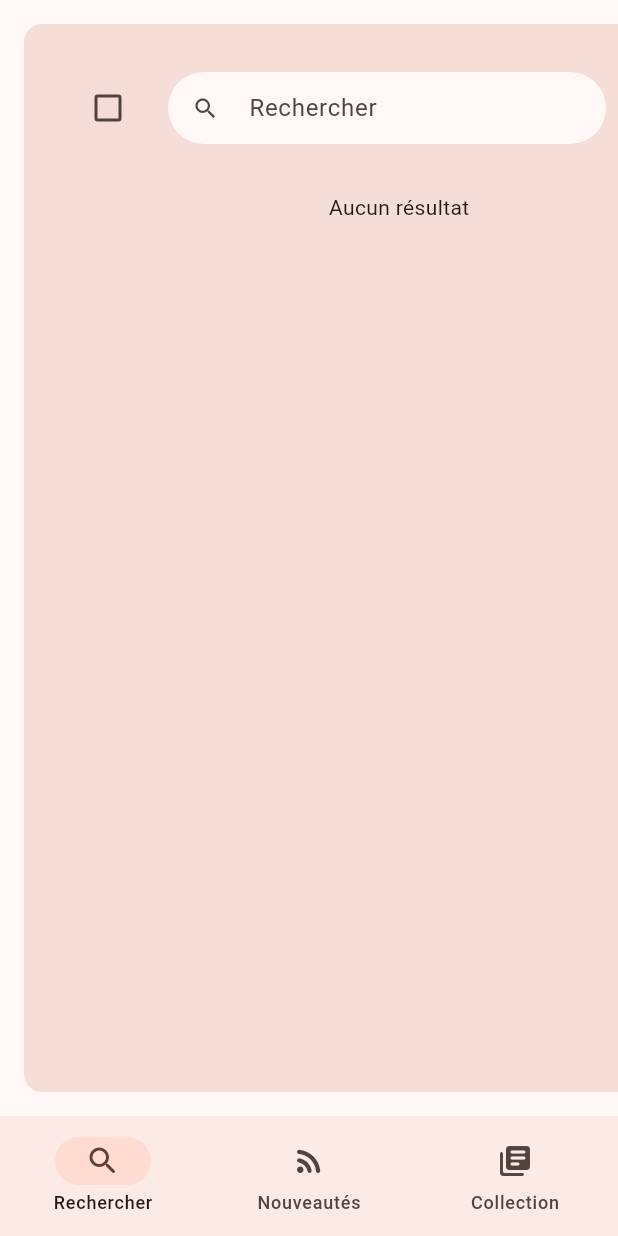
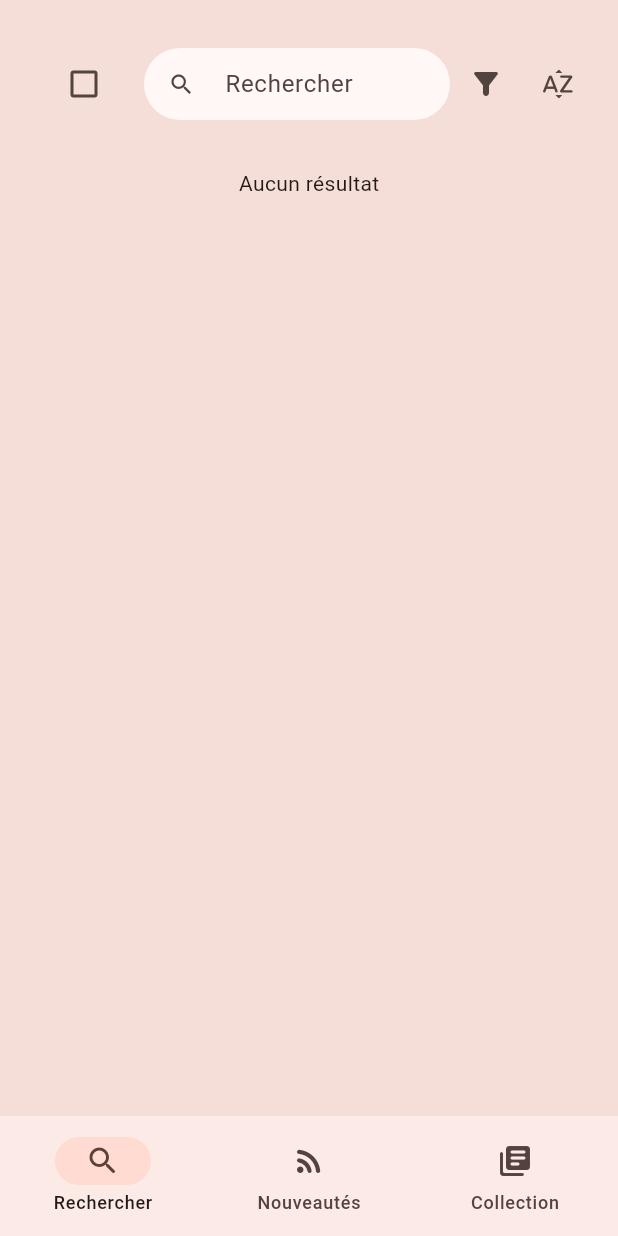
Before and after one commit to cs3991/research_assistant, a Flutter app: the screen it shows after launch, on a phone screen of 412 x 824 dp. Run offline on Flutter 3.47's test engine with Material 2 defaults, Android fonts, the light colour scheme and no system bars; our stand-ins replace bloc, flutter_bloc; generated files the repository leaves out were written again.

Commit message:
stack layout for phones

```diff
--- a/lib/navigation/view/layout_navigation.dart
+++ b/lib/navigation/view/layout_navigation.dart
@@ -5,7 +5,9 @@ import 'package:research_assistant/publication_details/view/publication_details.
 import 'package:research_assistant/search/view/search.dart';
 
 class LayoutNavigation extends StatelessWidget {
-  const LayoutNavigation({super.key});
+  LayoutNavigation({super.key});
+
+  final _scrollController = ScrollController();
 
   @override
   Widget build(BuildContext context) {
@@ -17,9 +19,13 @@ class LayoutNavigation extends StatelessWidget {
             builder: (context, state) {
               return LayoutBuilder(
                 builder: (context, constraints) {
-                  // return constraints.maxWidth > 900
-                  //     ?
-                  return ListView.builder(
+                  return constraints.maxWidth > 900
+                      ? Scrollbar(
+                          controller: _scrollController,
+                          thumbVisibility: true,
+                          trackVisibility: true,
+                          child: ListView.builder(
+                            controller: _scrollController,
                             scrollDirection: Axis.horizontal,
                             itemCount: state.stack.length,
                             itemBuilder: (context, index) {
@@ -42,21 +48,52 @@ class LayoutNavigation extends StatelessWidget {
                                   ),
                                 );
                               } else if (state.stack[index] is PublicationDetailsPage) {
-                        return PublicationDetails();
+                                return PublicationDetails(
+                                  work: (state.stack[index] as PublicationDetailsPage).work,
+                                  index: index,
+                                );
                               } else {
                                 throw Exception('Unknown page type');
                               }
                             },
+                          ),
+                        )
+                      : Stack(
+                          children: List.generate(
+                            state.stack.length,
+                            (index) {
+                              if (state.stack[index] is SearchPage) {
+                                return const Search(
+                                  fullscreen: true,
                                 );
-                  // : Stack(
-                  //     children: List.generate(
-                  //       state.stack.length,
-                  //       (index) => CustomColumn(
-                  //         title: state.stack[index].toString(),
-                  //         index: index,
-                  //       ),
-                  //     ),
-                  //   );
+                              } else if (state.stack[index] is AuthorDetailsPage) {
+                                return Padding(
+                                  padding: EdgeInsets.all(constraints.maxWidth < 900 ? 0 : 16),
+                                  child: Container(
+                                    decoration: BoxDecoration(
+                                      borderRadius: BorderRadius.circular(
+                                        constraints.maxWidth < 900 ? 0 : 12,
+                                      ),
+                                      color: Theme.of(context).colorScheme.surfaceVariant,
+                                    ),
+                                    constraints: BoxConstraints(
+                                      maxWidth: constraints.maxWidth < 900 ? double.infinity : 500,
+                                    ),
+                                    padding: const EdgeInsets.all(16),
+                                  ),
+                                );
+                              } else if (state.stack[index] is PublicationDetailsPage) {
+                                return PublicationDetails(
+                                  work: (state.stack[index] as PublicationDetailsPage).work,
+                                  index: index,
+                                  fullscreen: true,
+                                );
+                              } else {
+                                throw Exception('Unknown page type');
+                              }
+                            },
+                          ),
+                        );
                 },
               );
             },
--- a/lib/navigation/view/navigation.dart
+++ b/lib/navigation/view/navigation.dart
@@ -4,7 +4,6 @@ import 'package:research_assistant/collection/view/collection.dart';
 import 'package:research_assistant/navigation/cubit/navigation_cubit.dart';
 import 'package:research_assistant/navigation/view/layout_navigation.dart';
 import 'package:research_assistant/newsfeed/view/newsfeed.dart';
-import 'package:research_assistant/publication_details/publication_cubit/publication_cubit.dart';
 import 'package:research_assistant/search/cubit/search_cubit.dart';
 
 class NavigationPage extends StatelessWidget {
@@ -19,7 +18,6 @@ class NavigationPage extends StatelessWidget {
             providers: [
               BlocProvider(create: (context) => NavigationCubit()),
               BlocProvider(create: (context) => SearchCubit()),
-              BlocProvider(create: (context) => PublicationCubit()),
             ],
             child: BlocBuilder<NavigationCubit, int>(
               builder: (BuildContext context, int index) {
--- a/lib/publication_details/publication_cubit/publication_cubit.dart
+++ b/lib/publication_details/publication_cubit/publication_cubit.dart
@@ -6,14 +6,14 @@ import 'package:research_assistant/catalog_repository/src/model/work.dart';
 part 'publication_state.dart';
 
 class PublicationCubit extends Cubit<Work?> {
-  PublicationCubit() : super(null);
+  PublicationCubit({Work? work}) : super(work);
   final repository = CatalogRepository();
 
   void showPublication(Work work) {
     emit(work);
   }
 
-  Future<void> fetchPublication(String id) async {
+  Future<void> fetchAndShowPublication(String id) async {
     emit(null);
     final work = await repository.getWork(id);
     emit(work);
```
Also changed, not shown: lib/navigation/cubit/layout_cubit.dart (+4 -4 lines), lib/publication_details/view/publication_details.dart (+28 -6 lines), lib/search/view/search_results.dart (+20 -15 lines), 1 other file. Lines whose indentation alone changed are shown as unchanged.
